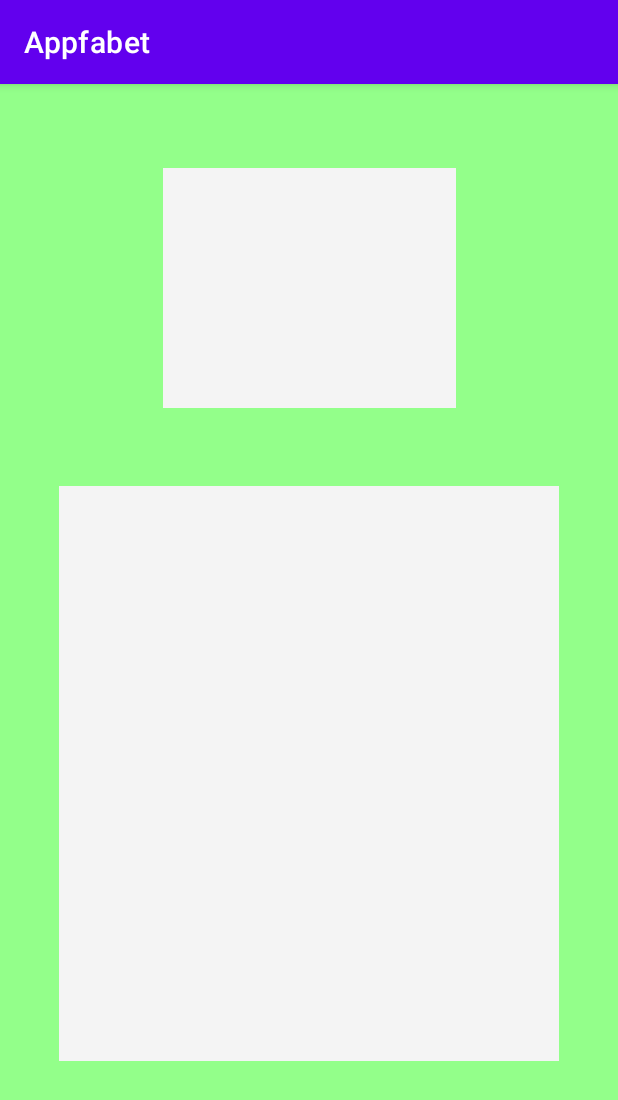
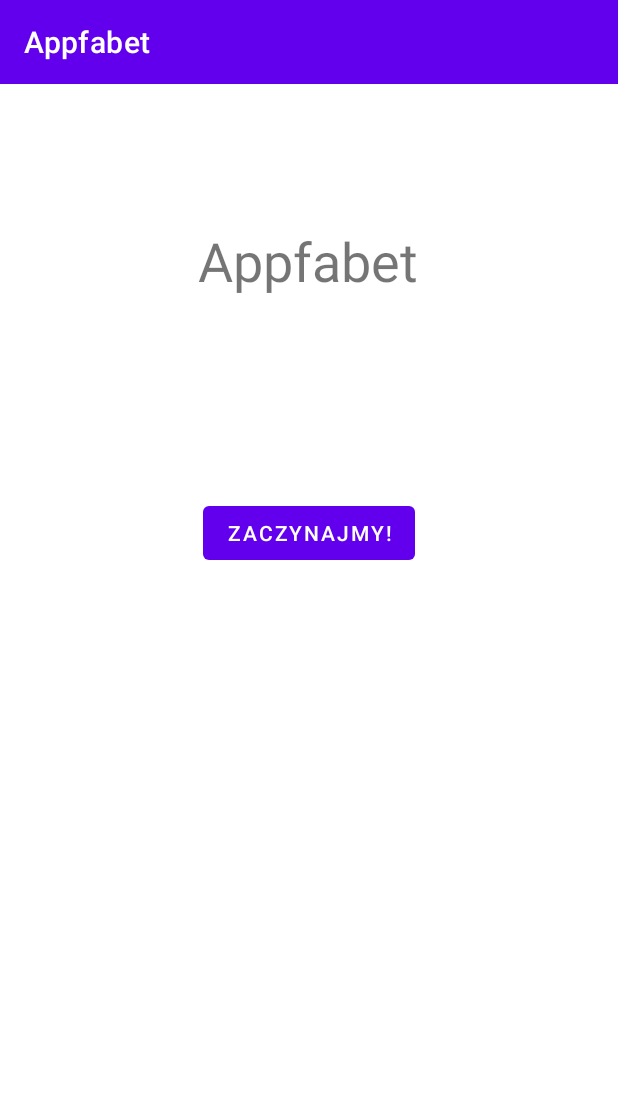
Before and after one commit to ZuchowskiM/Appfabet, an Android app: the screen it shows after launch (MainActivity), on a phone screen of 412 x 824 dp. Shown: the top 1100 px of the screen. Run offline under Robolectric (Android 15) with nearby library versions, the phone set to English and light mode, and no system bars.

Commit message:
First structure of project. Added classes and simple interface.

```diff
--- a/app/build.gradle
+++ b/app/build.gradle
@@ -33,6 +33,7 @@ dependencies {
     implementation 'androidx.appcompat:appcompat:1.2.0'
     implementation 'com.google.android.material:material:1.3.0'
     implementation 'androidx.constraintlayout:constraintlayout:2.0.4'
+    implementation 'androidx.legacy:legacy-support-v4:1.0.0'
     testImplementation 'junit:junit:4.+'
     androidTestImplementation 'androidx.test.ext:junit:1.1.2'
     androidTestImplementation 'androidx.test.espresso:espresso-core:3.3.0'
--- a/app/src/main/java/com/appfabet/MainActivity.java
+++ b/app/src/main/java/com/appfabet/MainActivity.java
@@ -3,6 +3,7 @@ package com.appfabet;
 import androidx.appcompat.app.AppCompatActivity;
 
 import android.content.Context;
+import android.content.Intent;
 import android.graphics.Canvas;
 import android.graphics.Color;
 import android.graphics.Paint;
@@ -11,17 +12,32 @@ import android.os.Bundle;
 import android.util.AttributeSet;
 import android.view.MotionEvent;
 import android.view.View;
+import android.widget.Button;
 
 import java.util.List;
 
 public class MainActivity extends AppCompatActivity {
 
+    Button button;
+
     @Override
     protected void onCreate(Bundle savedInstanceState) {
         super.onCreate(savedInstanceState);
-        setContentView(R.layout.activity_main);
+        setContentView(R.layout.activity_launcher);
 
-        DrawArea drawArea = findViewById(R.id.drawing);
+        button = findViewById(R.id.button);
+
+        button.setOnClickListener(new View.OnClickListener() {
+            @Override
+            public void onClick(View v) {
+                Intent intent = new Intent(MainActivity.this, LearnSelector.class);
+                startActivity(intent);
+            }
+        });
+
+
+
+        //DrawArea drawArea = findViewById(R.id.drawing);
 
     }
 
--- a/app/src/main/java/com/appfabet/DrawArea.java
+++ b/app/src/main/java/com/appfabet/Models/DrawArea.java
@@ -1,4 +1,4 @@
-package com.appfabet;
+package com.appfabet.Models;
 
 import android.content.Context;
 import android.graphics.Canvas;
--- /dev/null
+++ b/app/src/main/res/layout/activity_launcher.xml
@@ -0,0 +1,31 @@
+<?xml version="1.0" encoding="utf-8"?>
+<androidx.constraintlayout.widget.ConstraintLayout
+    xmlns:android="http://schemas.android.com/apk/res/android"
+    xmlns:app="http://schemas.android.com/apk/res-auto"
+    xmlns:tools="http://schemas.android.com/tools"
+    android:layout_width="match_parent"
+    android:layout_height="match_parent">
+
+    <TextView
+        android:id="@+id/textView2"
+        android:layout_width="208dp"
+        android:layout_height="99dp"
+        android:layout_marginTop="68dp"
+        android:gravity="center"
+        android:text="Appfabet"
+        android:textSize="36sp"
+        app:layout_constraintEnd_toEndOf="parent"
+        app:layout_constraintHorizontal_bias="0.497"
+        app:layout_constraintStart_toStartOf="parent"
+        app:layout_constraintTop_toTopOf="parent" />
+
+    <Button
+        android:id="@+id/button"
+        android:layout_width="wrap_content"
+        android:layout_height="wrap_content"
+        android:layout_marginTop="108dp"
+        android:text="Zaczynajmy!"
+        app:layout_constraintEnd_toEndOf="parent"
+        app:layout_constraintStart_toStartOf="parent"
+        app:layout_constraintTop_toBottomOf="@+id/textView2" />
+</androidx.constraintlayout.widget.ConstraintLayout>
--- a/app/src/main/res/layout/activity_main.xml
+++ b/app/src/main/res/layout/activity_main.xml
@@ -17,7 +17,7 @@
         app:layout_constraintStart_toStartOf="parent"
         app:layout_constraintTop_toTopOf="parent" />
 
-    <com.appfabet.DrawArea
+    <com.appfabet.Models.DrawArea
         android:id="@+id/drawing"
         android:layout_width="333dp"
         android:layout_height="383dp"
--- a/app/src/main/res/values/strings.xml
+++ b/app/src/main/res/values/strings.xml
@@ -1,3 +1,5 @@
 <resources>
     <string name="app_name">Appfabet</string>
+    <!-- TODO: Remove or change this placeholder text -->
+    <string name="hello_blank_fragment">Hello blank fragment</string>
 </resources>
--- a/gradle.properties
+++ b/gradle.properties
@@ -17,3 +17,4 @@ org.gradle.jvmargs=-Xmx2048m -Dfile.encoding=UTF-8
 android.useAndroidX=true
 # Automatically convert third-party libraries to use AndroidX
 android.enableJetifier=true
+org.gradle.daemon=true
```
Also changed, not shown: app/src/main/AndroidManifest.xml (+9 -1 lines), app/src/main/java/com/appfabet/Adapters/LearnAdapter.java (added, +56 -0 lines), app/src/main/java/com/appfabet/LearnSelector.java (added, +64 -0 lines), app/src/main/java/com/appfabet/LevelBrowser.java (added, +39 -0 lines), app/src/main/java/com/appfabet/Models/LearnType.java (added, +63 -0 lines), app/src/main/java/com/appfabet/Models/Level.java (added, +65 -0 lines), app/src/main/res/layout/fragment_learn_selector.xml (added, +15 -0 lines), app/src/main/res/layout/fragment_level_browser.xml (added, +21 -0 lines), app/src/main/res/layout/grid_view_items.xml (added, +27 -0 lines), app/src/main/res/drawable-v24/alphabet_pic.png (added), app/src/main/res/drawable-v24/numbers_pic.png (added).
